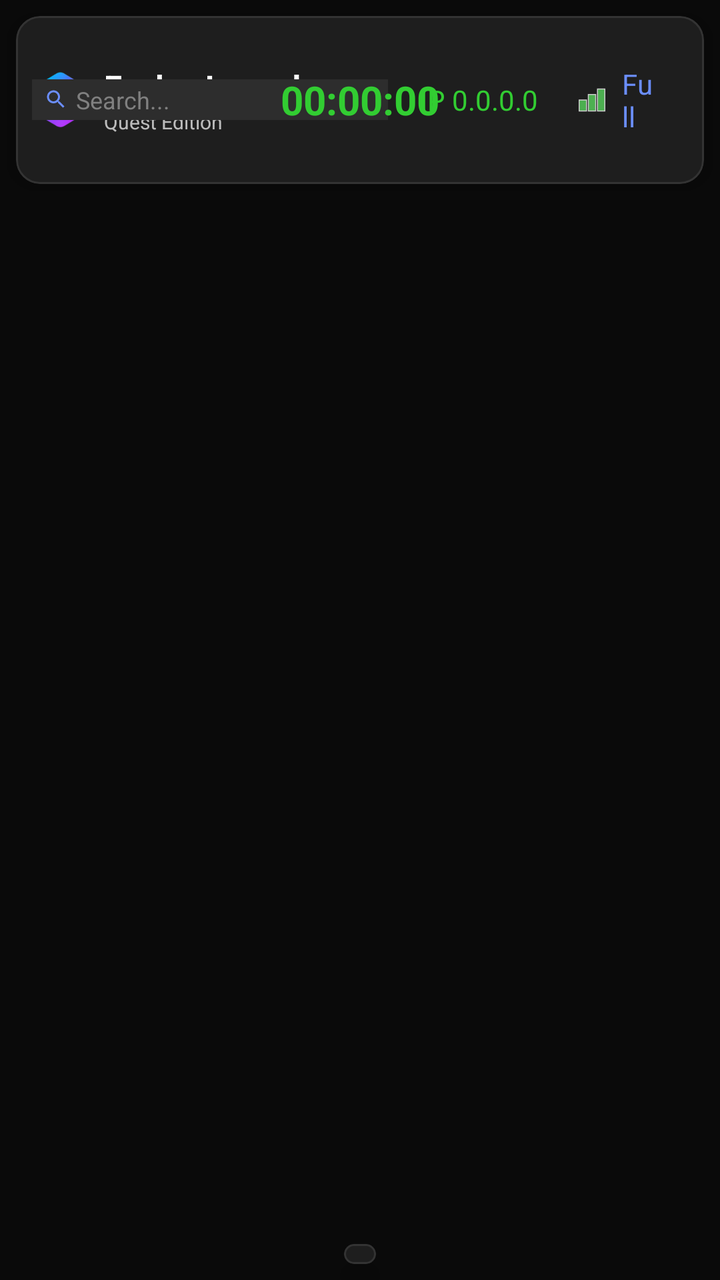
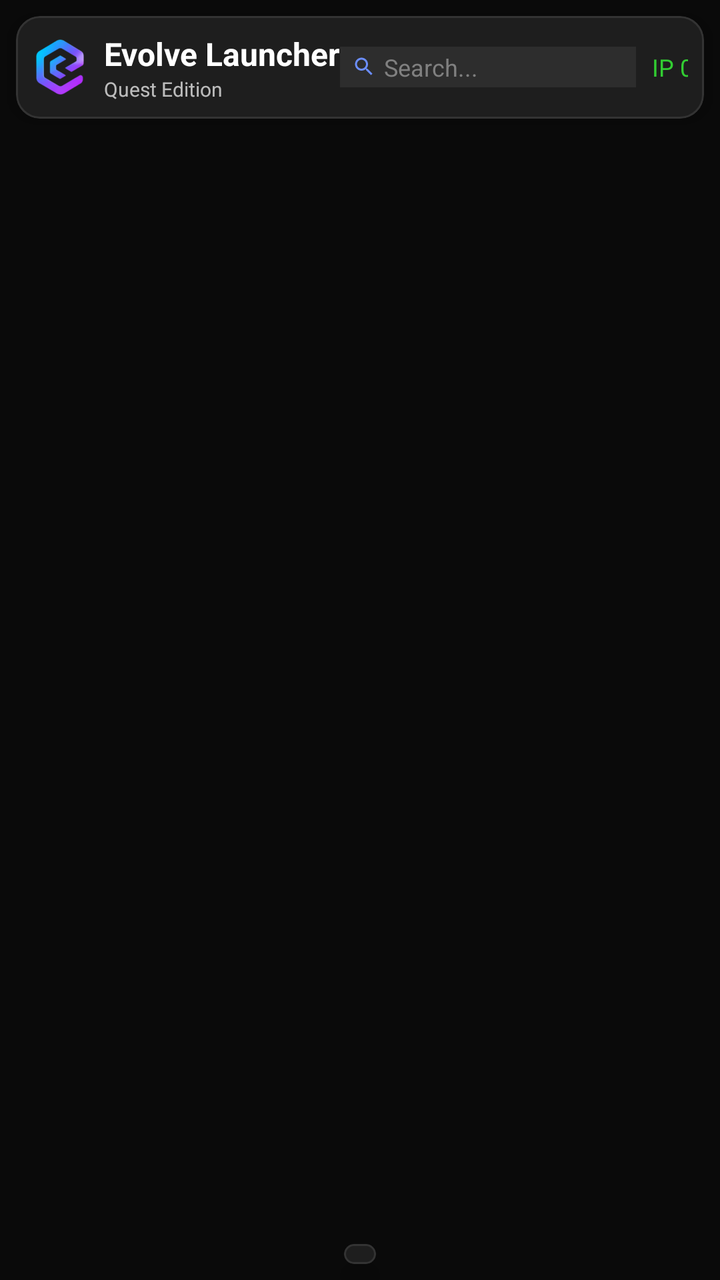

Before-and-after screenshots of an Android layout around one commit, followed by the original layout XML and the change that was made.
<!-- AndroidManifest.xml: application theme Theme.Evolve_Launcher -->
<!-- res/layout/activity_main.xml -->
<?xml version="1.0" encoding="utf-8"?>
<FrameLayout xmlns:android="http://schemas.android.com/apk/res/android"
    xmlns:app="http://schemas.android.com/apk/res-auto"
    android:id="@+id/mainLayout"
    android:layout_width="match_parent"
    android:layout_height="match_parent"
    android:background="#0A0A0A">

    
    <LinearLayout
        android:layout_width="match_parent"
        android:layout_height="match_parent"
        android:orientation="vertical">

        
        <com.google.android.material.card.MaterialCardView
            android:layout_width="match_parent"
            android:layout_height="wrap_content"
            android:layout_margin="8dp"
            android:layout_marginBottom="4dp"
            app:cardBackgroundColor="#1E1E1E"
            app:cardCornerRadius="12dp"
            app:cardElevation="8dp"
            app:strokeWidth="1dp"
            app:strokeColor="#333333">

            <RelativeLayout
                android:layout_width="match_parent"
                android:layout_height="wrap_content"
                android:padding="8dp">

                
                <LinearLayout
                    android:id="@+id/titleContainer"
                    android:layout_width="wrap_content"
                    android:layout_height="wrap_content"
                    android:orientation="horizontal"
                    android:gravity="center_vertical"
                    android:layout_alignParentStart="true"
                    android:layout_centerVertical="true">

                    <ImageView
                        android:layout_width="28dp"
                        android:layout_height="28dp"
                        android:layout_marginEnd="8dp"
                        android:src="@drawable/ic_evolve_logo"/>
                    

                    <LinearLayout
                        android:layout_width="wrap_content"
                        android:layout_height="wrap_content"
                        android:orientation="vertical">

                        <TextView
                            android:layout_width="wrap_content"
                            android:layout_height="wrap_content"
                            android:text="Evolve Launcher"
                            android:textColor="#FFFFFF"
                            android:textSize="16sp"
                            android:textStyle="bold" />

                        <TextView
                            android:layout_width="wrap_content"
                            android:layout_height="wrap_content"
                            android:text="Quest Edition"
                            android:textColor="#B3FFFFFF"
                            android:textSize="10sp" />
                    </LinearLayout>
                </LinearLayout>

                
                <LinearLayout
                    android:id="@+id/rightControls"
                    android:layout_width="wrap_content"
                    android:layout_height="wrap_content"
                    android:orientation="horizontal"
                    android:gravity="center_vertical"
                    android:layout_alignParentEnd="true"
                    android:layout_centerVertical="true">

                    
                    <LinearLayout
                        android:id="@+id/searchContainer"
                        android:layout_width="wrap_content"
                        android:layout_height="wrap_content"
                        android:orientation="horizontal"
                        android:gravity="center_vertical"
                        android:background="#2D2D2D"
                        android:paddingHorizontal="6dp"
                        android:paddingVertical="2dp"
                        android:minWidth="100dp"
                        android:layout_marginEnd="8dp">

                        <ImageView
                            android:layout_width="12dp"
                            android:layout_height="12dp"
                            android:layout_marginEnd="4dp"
                            android:src="@drawable/ic_search"
                            android:tint="#6B8EFF" />

                        <EditText
                            android:id="@+id/searchEditText"
                            android:layout_width="150dp"
                            android:layout_height="wrap_content"
                            android:layout_weight="1"
                            android:background="@android:color/transparent"
                            android:hint="Search..."
                            android:imeOptions="actionSearch"
                            android:inputType="text"
                            android:maxLines="1"
                            android:textColor="#FFFFFF"
                            android:textColorHint="#808080"
                            android:textSize="12sp" />

                        <ImageView
                            android:id="@+id/clearSearch"
                            android:layout_width="15dp"
                            android:layout_height="12dp"
                            android:layout_marginStart="4dp"
                            android:src="@drawable/ic_clear"
                            android:tint="#808080"
                            android:visibility="gone" />
                    </LinearLayout>

                    
                    <LinearLayout
                        android:id="@+id/ipWifiContainer"
                        android:layout_width="wrap_content"
                        android:layout_height="wrap_content"
                        android:orientation="horizontal"
                        android:gravity="center_vertical"
                        android:layout_marginStart="8dp">

                        
                        <TextView
                            android:id="@+id/txtIP"
                            android:layout_width="wrap_content"
                            android:layout_height="wrap_content"
                            android:text="IP 0.0.0.0"
                            android:textColor="#32CD32"
                            android:textSize="14sp"
                            android:maxLines="1"
                            android:ellipsize="end"
                            android:layout_marginEnd="16dp" />

                        
                        <LinearLayout
                            android:id="@+id/wifiContainer"
                            android:layout_width="wrap_content"
                            android:layout_height="wrap_content"
                            android:orientation="horizontal"
                            android:gravity="center_vertical">

                            <ImageView
                                android:id="@+id/wifiIcon"
                                android:layout_width="22sp"
                                android:layout_height="22sp"
                                android:layout_marginEnd="4dp"
                                android:src="@drawable/ic_wifi_full" />

                            <TextView
                                android:id="@+id/txtWifiSignal"
                                android:layout_width="wrap_content"
                                android:layout_height="wrap_content"
                                android:text="Full"
                                android:textColor="#6B8EFF"
                                android:textSize="14sp"
                                android:layout_marginEnd="16dp" />
                        </LinearLayout>

                        
                        <LinearLayout
                            android:id="@+id/batteryContainer"
                            android:layout_width="wrap_content"
                            android:layout_height="wrap_content"
                            android:orientation="horizontal"
                            android:gravity="center_vertical"
                            android:layout_marginEnd="16dp">

                            <ImageView
                                android:id="@+id/batteryIcon"
                                android:layout_width="14sp"
                                android:layout_height="14sp"
                                android:layout_marginEnd="4dp"
                                android:src="@drawable/ic_battery_full"
                                android:tint="#6B8EFF" />

                            <TextView
                                android:id="@+id/txtBattery"
                                android:layout_width="wrap_content"
                                android:layout_height="wrap_content"
                                android:text="100%"
                                android:textColor="#6B8EFF"
                                android:textSize="14sp" />
                        </LinearLayout>

                        
                        <ImageView
                            android:id="@+id/btnSettings"
                            android:layout_width="24dp"
                            android:layout_height="24dp"
                            android:src="@drawable/ic_settings"
                            android:tint="#6B8EFF"
                            android:contentDescription="Settings" />
                    </LinearLayout>
                </LinearLayout>

                
                <TextView
                    android:id="@+id/txtTime"
                    android:layout_width="wrap_content"
                    android:layout_height="wrap_content"
                    android:layout_centerInParent="true"
                    android:maxLines="1"
                    android:text="00:00:00"
                    android:textColor="#32CD32"
                    android:textSize="20sp"
                    android:textStyle="bold" />

            </RelativeLayout>

        </com.google.android.material.card.MaterialCardView>

        
        <androidx.recyclerview.widget.RecyclerView
            android:id="@+id/appsGrid"
            android:layout_width="match_parent"
            android:layout_height="0dp"
            android:layout_weight="1"
            android:paddingHorizontal="4dp"
            android:paddingVertical="4dp"
            android:clipToPadding="false"
            android:scrollbars="vertical" />

        
        <com.google.android.material.card.MaterialCardView
            android:layout_width="wrap_content"
            android:layout_height="wrap_content"
            android:layout_gravity="center_horizontal"
            android:layout_margin="8dp"
            app:cardBackgroundColor="#1E1E1E"
            app:cardCornerRadius="12dp"
            app:cardElevation="8dp"
            app:strokeWidth="1dp"
            app:strokeColor="#333333">

            <LinearLayout
                android:layout_width="wrap_content"
                android:layout_height="wrap_content"
                android:orientation="vertical"
                android:padding="4dp">

                
                <LinearLayout
                    android:layout_width="match_parent"
                    android:layout_height="wrap_content"
                    android:orientation="horizontal"
                    android:gravity="center_vertical"
                    android:paddingBottom="2dp">

                    
                    <TextView
                        android:id="@+id/categoryTitle"
                        android:layout_width="0dp"
                        android:layout_height="wrap_content"
                        android:layout_weight="1"
                        android:text=""
                        android:textColor="#6B8EFF"
                        android:textSize="12sp"
                        android:textStyle="bold"
                        android:visibility="gone" />

                    
                    <TextView
                        android:id="@+id/searchStatus"
                        android:layout_width="wrap_content"
                        android:layout_height="wrap_content"
                        android:text=""
                        android:textColor="#4CAF50"
                        android:textSize="10sp"
                        android:visibility="gone" />

                </LinearLayout>

                
                <HorizontalScrollView
                    android:layout_width="wrap_content"
                    android:layout_height="wrap_content"
                    android:scrollbars="none"
                    android:paddingHorizontal="4dp">

                    <LinearLayout
                        android:id="@+id/categoryBar"
                        android:layout_width="wrap_content"
                        android:layout_height="wrap_content"
                        android:orientation="horizontal"
                        android:gravity="center" />

                </HorizontalScrollView>
            </LinearLayout>
        </com.google.android.material.card.MaterialCardView>

    </LinearLayout>

    
    <include
        android:id="@+id/quickSettingsPanel"
        layout="@layout/panel_quick_settings"
        android:layout_width="wrap_content"
        android:layout_height="match_parent"
        android:layout_gravity="end" />

</FrameLayout>
<!-- res/layout/panel_quick_settings.xml (included above) -->
<?xml version="1.0" encoding="utf-8"?>
<LinearLayout xmlns:android="http://schemas.android.com/apk/res/android"
    xmlns:app="http://schemas.android.com/apk/res-auto"
    android:id="@+id/quickSettingsPanel"
    android:layout_width="300dp"
    android:layout_height="match_parent"
    android:background="#CC1A1A1A"
    android:orientation="vertical"
    android:padding="16dp"
    android:visibility="gone">

    
    <LinearLayout
        android:layout_width="match_parent"
        android:layout_height="wrap_content"
        android:orientation="horizontal"
        android:layout_marginBottom="20dp">

        <TextView
            android:layout_width="0dp"
            android:layout_height="wrap_content"
            android:layout_weight="1"
            android:text="QUICK SETTINGS"
            android:textColor="#6B8EFF"
            android:textSize="18sp"
            android:textStyle="bold" />

        <ImageButton
            android:id="@+id/btnClosePanel"
            android:layout_width="40dp"
            android:layout_height="40dp"
            android:background="?attr/selectableItemBackgroundBorderless"
            android:src="@drawable/ic_close"
            android:tint="#FFFFFF" />
    </LinearLayout>

    
    <com.google.android.material.card.MaterialCardView
        android:layout_width="match_parent"
        android:layout_height="wrap_content"
        app:cardBackgroundColor="#33000000"
        app:cardCornerRadius="12dp">

        <LinearLayout
            android:layout_width="match_parent"
            android:layout_height="wrap_content"
            android:orientation="vertical"
            android:padding="12dp">

            <LinearLayout
                android:layout_width="match_parent"
                android:layout_height="wrap_content"
                android:orientation="horizontal"
                android:layout_marginBottom="8dp">

                <TextView
                    android:layout_width="0dp"
                    android:layout_height="wrap_content"
                    android:layout_weight="1"
                    android:text="Volume"
                    android:textColor="#FFFFFF"
                    android:textSize="14sp" />

                <TextView
                    android:id="@+id/txtVolumeValue"
                    android:layout_width="wrap_content"
                    android:layout_height="wrap_content"
                    android:text="70%"
                    android:textColor="#6B8EFF"
                    android:textSize="14sp" />
            </LinearLayout>

            <SeekBar
                android:id="@+id/seekVolume"
                android:layout_width="match_parent"
                android:layout_height="wrap_content"
                android:max="100"
                android:progress="70" />

            <LinearLayout
                android:layout_width="match_parent"
                android:layout_height="wrap_content"
                android:orientation="horizontal"
                android:layout_marginTop="8dp">

                <Button
                    android:id="@+id/btnVolumeDown"
                    android:layout_width="0dp"
                    android:layout_height="40dp"
                    android:layout_weight="1"
                    android:layout_marginEnd="4dp"
                    android:background="@drawable/quick_settings_button_bg"
                    android:text="-"
                    android:textSize="20sp" />

                <Button
                    android:id="@+id/btnVolumeUp"
                    android:layout_width="0dp"
                    android:layout_height="40dp"
                    android:layout_weight="1"
                    android:background="@drawable/quick_settings_button_bg"
                    android:text="+"
                    android:textSize="20sp" />
            </LinearLayout>
        </LinearLayout>
    </com.google.android.material.card.MaterialCardView>

</LinearLayout>
<!-- resources referenced by this layout -->
<resources>
  <!-- drawable ic_battery_full (drawable) -->
  <vector xmlns:android="http://schemas.android.com/apk/res/android"
      android:width="24dp"
      android:height="24dp"
      android:viewportWidth="24"
      android:viewportHeight="24">
      <path
          android:fillColor="@android:color/transparent"
          android:strokeColor="#FFFFFF"
          android:strokeWidth="1"
          android:pathData="M3,6 L21,6 L21,19 L3,19 Z M6,3 L6,6 M18,3 L18,6" />
      <path
          android:fillColor="#FFFFFF"
          android:pathData="M5,8 L19,8 L19,17 L5,17 Z" />
  </vector>
  <!-- drawable ic_clear (drawable) -->
  <vector android:height="24dp" android:viewportHeight="24"
      android:viewportWidth="24" android:width="24dp" xmlns:android="http://schemas.android.com/apk/res/android">
      <path android:fillColor="#FFFFFF" android:pathData="M19,6.41L17.59,5 12,10.59 6.41,5 5,6.41 10.59,12 5,17.59 6.41,19 12,13.41 17.59,19 19,17.59 13.41,12z"/>
  </vector>
  <!-- drawable ic_close (drawable) -->
  <?xml version="1.0" encoding="utf-8"?>
  <vector xmlns:android="http://schemas.android.com/apk/res/android"
      android:width="24dp"
      android:height="24dp"
      android:viewportWidth="24"
      android:viewportHeight="24">
      <path
          android:fillColor="#FFFFFF"
          android:pathData="M19,6.41L17.59,5 12,10.59 6.41,5 5,6.41 10.59,12 5,17.59 6.41,19 12,13.41 17.59,19 19,17.59 13.41,12z"/>
  </vector>
  <!-- drawable ic_search (drawable) -->
  <?xml version="1.0" encoding="utf-8"?>
  <vector xmlns:android="http://schemas.android.com/apk/res/android"
      android:width="24dp"
      android:height="24dp"
      android:viewportWidth="24"
      android:viewportHeight="24">
      <path
          android:fillColor="#FFFFFF"
          android:pathData="M15.5,14h-0.79l-0.28,-0.27C15.41,12.59 16,11.11 16,9.5 16,5.91 13.09,3 9.5,3S3,5.91 3,9.5 5.91,16 9.5,16c1.61,0 3.09,-0.59 4.23,-1.57l0.27,0.28v0.79l5,4.99L20.49,19l-4.99,-5z M9.5,14C7.01,14 5,11.99 5,9.5S7.01,5 9.5,5 14,7.01 14,9.5 11.99,14 9.5,14z"/>
  </vector>
  <!-- drawable ic_wifi_full (drawable) -->
  <vector xmlns:android="http://schemas.android.com/apk/res/android"
      android:width="24dp"
      android:height="24dp"
      android:viewportWidth="24"
      android:viewportHeight="24">
      
      <path
          android:pathData="M5,12 L9,12 L9,18 L5,18 Z"
          android:fillColor="#4CAF50"
          android:strokeColor="#CCCCCC"
          android:strokeWidth="0.5" />
      
      <path
          android:pathData="M10,9 L14,9 L14,18 L10,18 Z"
          android:fillColor="#4CAF50"
          android:strokeColor="#CCCCCC"
          android:strokeWidth="0.5" />
      
      <path
          android:pathData="M15,6 L19,6 L19,18 L15,18 Z"
          android:fillColor="#4CAF50"
          android:strokeColor="#CCCCCC"
          android:strokeWidth="0.5" />
  </vector>
  <!-- drawable quick_settings_button_bg (drawable) -->
  <?xml version="1.0" encoding="utf-8"?>
  <selector xmlns:android="http://schemas.android.com/apk/res/android">
      <item android:state_pressed="true">
          <shape android:shape="rectangle">
              <solid android:color="#6B8EFF" />
              <corners android:radius="8dp" />
          </shape>
      </item>
      <item android:state_selected="true">
          <shape android:shape="rectangle">
              <solid android:color="#6B8EFF" />
              <corners android:radius="8dp" />
          </shape>
      </item>
      <item>
          <shape android:shape="rectangle">
              <solid android:color="#33000000" />
              <stroke android:width="1dp" android:color="#6B8EFF" />
              <corners android:radius="8dp" />
          </shape>
      </item>
  </selector>
  <style name="Theme.Evolve_Launcher" parent="Theme.MaterialComponents.DayNight.NoActionBar">
          <item name="colorPrimary">#6B8EFF</item>
          <item name="colorPrimaryVariant">#4A6AFF</item>
          <item name="colorOnPrimary">@color/white</item>
      </style>
  <color name="white">#FFFFFFFF</color>
  <!-- unchanged entries left out for length: 2 -->
</resources>

<!-- the commit's change to res/layout/activity_main.xml (unified diff, before → after) -->
@@ -24,9 +24,12 @@
             app:strokeWidth="1dp"
             app:strokeColor="#333333">
 
-            <RelativeLayout
+            
+            <LinearLayout
                 android:layout_width="match_parent"
                 android:layout_height="wrap_content"
+                android:orientation="horizontal"
+                android:gravity="center_vertical"
                 android:padding="8dp">
 
                 
@@ -35,16 +38,13 @@
                     android:layout_width="wrap_content"
                     android:layout_height="wrap_content"
                     android:orientation="horizontal"
-                    android:gravity="center_vertical"
-                    android:layout_alignParentStart="true"
-                    android:layout_centerVertical="true">
+                    android:gravity="center_vertical">
 
                     <ImageView
                         android:layout_width="28dp"
                         android:layout_height="28dp"
                         android:layout_marginEnd="8dp"
                         android:src="@drawable/ic_evolve_logo"/>
-                    
 
                     <LinearLayout
                         android:layout_width="wrap_content"
@@ -69,14 +69,27 @@
                 </LinearLayout>
 
                 
+                <TextView
+                    android:id="@+id/txtTime"
+                    android:layout_width="0dp"
+                    android:layout_height="wrap_content"
+                    android:layout_weight="1"
+                    android:gravity="center"
+                    android:maxLines="1"
+                    android:ellipsize="end"
+                    android:paddingHorizontal="8dp"
+                    android:text="00:00:00"
+                    android:textColor="#32CD32"
+                    android:textSize="20sp"
+                    android:textStyle="bold" />
+
+                
                 <LinearLayout
                     android:id="@+id/rightControls"
                     android:layout_width="wrap_content"
                     android:layout_height="wrap_content"
                     android:orientation="horizontal"
-                    android:gravity="center_vertical"
-                    android:layout_alignParentEnd="true"
-                    android:layout_centerVertical="true">
+                    android:gravity="center_vertical">
 
                     
                     <LinearLayout
@@ -88,7 +101,7 @@
                         android:background="#2D2D2D"
                         android:paddingHorizontal="6dp"
                         android:paddingVertical="2dp"
-                        android:minWidth="100dp"
+                        android:minWidth="80dp"
                         android:layout_marginEnd="8dp">
 
                         <ImageView
@@ -100,9 +113,8 @@
 
                         <EditText
                             android:id="@+id/searchEditText"
-                            android:layout_width="150dp"
-                            android:layout_height="wrap_content"
-                            android:layout_weight="1"
+                            android:layout_width="120dp"
+                            android:layout_height="wrap_content"
                             android:background="@android:color/transparent"
                             android:hint="Search..."
                             android:imeOptions="actionSearch"
@@ -128,8 +140,7 @@
                         android:layout_width="wrap_content"
                         android:layout_height="wrap_content"
                         android:orientation="horizontal"
-                        android:gravity="center_vertical"
-                        android:layout_marginStart="8dp">
+                        android:gravity="center_vertical">
 
                         
                         <TextView
@@ -138,10 +149,10 @@
                             android:layout_height="wrap_content"
                             android:text="IP 0.0.0.0"
                             android:textColor="#32CD32"
-                            android:textSize="14sp"
+                            android:textSize="12sp"
                             android:maxLines="1"
                             android:ellipsize="end"
-                            android:layout_marginEnd="16dp" />
+                            android:layout_marginEnd="12dp" />
 
                         
                         <LinearLayout
@@ -149,12 +160,13 @@
                             android:layout_width="wrap_content"
                             android:layout_height="wrap_content"
                             android:orientation="horizontal"
-                            android:gravity="center_vertical">
+                            android:gravity="center_vertical"
+                            android:layout_marginEnd="12dp">
 
                             <ImageView
                                 android:id="@+id/wifiIcon"
-                                android:layout_width="22sp"
-                                android:layout_height="22sp"
+                                android:layout_width="18sp"
+                                android:layout_height="18sp"
                                 android:layout_marginEnd="4dp"
                                 android:src="@drawable/ic_wifi_full" />
 
@@ -164,8 +176,7 @@
                                 android:layout_height="wrap_content"
                                 android:text="Full"
                                 android:textColor="#6B8EFF"
-                                android:textSize="14sp"
-                                android:layout_marginEnd="16dp" />
+                                android:textSize="12sp" />
                         </LinearLayout>
 
                         
@@ -175,7 +186,7 @@
                             android:layout_height="wrap_content"
                             android:orientation="horizontal"
                             android:gravity="center_vertical"
-                            android:layout_marginEnd="16dp">
+                            android:layout_marginEnd="12dp">
 
                             <ImageView
                                 android:id="@+id/batteryIcon"
@@ -191,7 +202,7 @@
                                 android:layout_height="wrap_content"
                                 android:text="100%"
                                 android:textColor="#6B8EFF"
-                                android:textSize="14sp" />
+                                android:textSize="12sp" />
                         </LinearLayout>
 
                         
@@ -205,19 +216,7 @@
                     </LinearLayout>
                 </LinearLayout>
 
-                
-                <TextView
-                    android:id="@+id/txtTime"
-                    android:layout_width="wrap_content"
-                    android:layout_height="wrap_content"
-                    android:layout_centerInParent="true"
-                    android:maxLines="1"
-                    android:text="00:00:00"
-                    android:textColor="#32CD32"
-                    android:textSize="20sp"
-                    android:textStyle="bold" />
-
-            </RelativeLayout>
+            </LinearLayout>
 
         </com.google.android.material.card.MaterialCardView>
 
